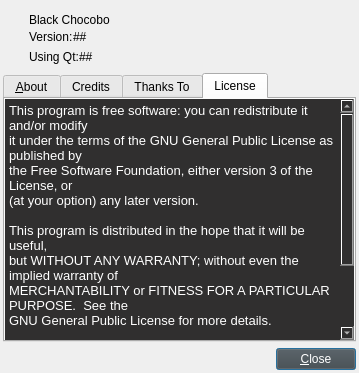
Before: the Qt Designer form about.ui in sithlord48/blackchocobo, drawn with Qt 5.
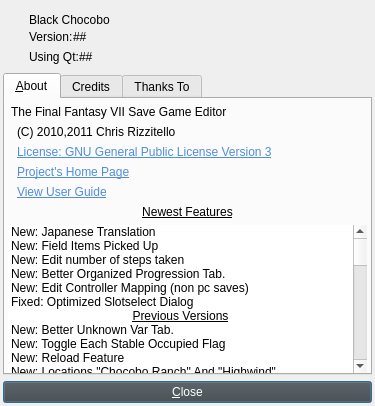
After: the same form once the commit is applied. The open tabs and pages were chosen to show the change. Icons and pictures are not drawn.

Commit message: resized about box slightly , removed redundent lisence tab in about box ,info is shown on the main tab page of the dialog. removed the obsolete translations.

Patch:
```diff
--- a/about.ui
+++ b/about.ui
@@ -9,8 +9,8 @@
    <rect>
     <x>0</x>
     <y>0</y>
-    <width>359</width>
-    <height>373</height>
+    <width>375</width>
+    <height>406</height>
    </rect>
   </property>
   <property name="sizePolicy">
@@ -1703,58 +1703,6 @@
        </item>
       </layout>
      </widget>
-     <widget class="QWidget" name="tab_gpl">
-      <attribute name="title">
-       <string>License</string>
-      </attribute>
-      <layout class="QVBoxLayout" name="verticalLayout_12">
-       <property name="margin">
-        <number>0</number>
-       </property>
-       <item>
-        <widget class="QTextEdit" name="textEdit">
-         <property name="acceptDrops">
-          <bool>false</bool>
-         </property>
-         <property name="styleSheet">
-          <string notr="true">background-color: rgb(48, 47, 47);
-font: 9pt ;color:rgb(255,255,255);</string>
-         </property>
-         <property name="frameShape">
-          <enum>QFrame::NoFrame</enum>
-         </property>
-         <property name="undoRedoEnabled">
-          <bool>false</bool>
-         </property>
-         <property name="readOnly">
-          <bool>true</bool>
-         </property>
-         <property name="html">
-          <string>&lt;!DOCTYPE HTML PUBLIC &quot;-//W3C//DTD HTML 4.0//EN&quot; &quot;http://www.w3.org/TR/REC-html40/strict.dtd&quot;&gt;
-&lt;html&gt;&lt;head&gt;&lt;meta name=&quot;qrichtext&quot; content=&quot;1&quot; /&gt;&lt;style type=&quot;text/css&quot;&gt;
-p, li { white-space: pre-wrap; }
-&lt;/style&gt;&lt;/head&gt;&lt;body style=&quot; font-family:'Ubuntu'; font-size:9pt; font-weight:400; font-style:normal;&quot;&gt;
-&lt;p style=&quot; margin-top:0px; margin-bottom:0px; margin-left:0px; margin-right:0px; -qt-block-indent:0; text-indent:0px;&quot;&gt;&lt;span style=&quot; font-family:'Courier New,courier'; font-size:10pt;&quot;&gt;This program is free software: you can redistribute it and/or modify&lt;/span&gt;&lt;/p&gt;
-&lt;p style=&quot; margin-top:0px; margin-bottom:0px; margin-left:0px; margin-right:0px; -qt-block-indent:0; text-indent:0px;&quot;&gt;&lt;span style=&quot; font-family:'Courier New,courier'; font-size:10pt;&quot;&gt;it under the terms of the GNU General Public License as published by&lt;/span&gt;&lt;/p&gt;
-&lt;p style=&quot; margin-top:0px; margin-bottom:0px; margin-left:0px; margin-right:0px; -qt-block-indent:0; text-indent:0px;&quot;&gt;&lt;span style=&quot; font-family:'Courier New,courier'; font-size:10pt;&quot;&gt;the Free Software Foundation, either version 3 of the License, or&lt;/span&gt;&lt;/p&gt;
-&lt;p style=&quot; margin-top:0px; margin-bottom:0px; margin-left:0px; margin-right:0px; -qt-block-indent:0; text-indent:0px;&quot;&gt;&lt;span style=&quot; font-family:'Courier New,courier'; font-size:10pt;&quot;&gt;(at your option) any later version.&lt;/span&gt;&lt;/p&gt;
-&lt;p style=&quot;-qt-paragraph-type:empty; margin-top:0px; margin-bottom:0px; margin-left:0px; margin-right:0px; -qt-block-indent:0; text-indent:0px; font-family:'Courier New,courier'; font-size:10pt;&quot;&gt;&lt;/p&gt;
-&lt;p style=&quot; margin-top:0px; margin-bottom:0px; margin-left:0px; margin-right:0px; -qt-block-indent:0; text-indent:0px;&quot;&gt;&lt;span style=&quot; font-family:'Courier New,courier'; font-size:10pt;&quot;&gt;This program is distributed in the hope that it will be useful,&lt;/span&gt;&lt;/p&gt;
-&lt;p style=&quot; margin-top:0px; margin-bottom:0px; margin-left:0px; margin-right:0px; -qt-block-indent:0; text-indent:0px;&quot;&gt;&lt;span style=&quot; font-family:'Courier New,courier'; font-size:10pt;&quot;&gt;but WITHOUT ANY WARRANTY; without even the implied warranty of&lt;/span&gt;&lt;/p&gt;
-&lt;p style=&quot; margin-top:0px; margin-bottom:0px; margin-left:0px; margin-right:0px; -qt-block-indent:0; text-indent:0px;&quot;&gt;&lt;span style=&quot; font-family:'Courier New,courier'; font-size:10pt;&quot;&gt;MERCHANTABILITY or FITNESS FOR A PARTICULAR PURPOSE.  See the&lt;/span&gt;&lt;/p&gt;
-&lt;p style=&quot; margin-top:0px; margin-bottom:0px; margin-left:0px; margin-right:0px; -qt-block-indent:0; text-indent:0px;&quot;&gt;&lt;span style=&quot; font-family:'Courier New,courier'; font-size:10pt;&quot;&gt;GNU General Public License for more details.&lt;/span&gt;&lt;/p&gt;
-&lt;p style=&quot;-qt-paragraph-type:empty; margin-top:0px; margin-bottom:0px; margin-left:0px; margin-right:0px; -qt-block-indent:0; text-indent:0px; font-family:'Courier New,courier'; font-size:10pt;&quot;&gt;&lt;/p&gt;
-&lt;p style=&quot; margin-top:0px; margin-bottom:0px; margin-left:0px; margin-right:0px; -qt-block-indent:0; text-indent:0px;&quot;&gt;&lt;span style=&quot; font-family:'Courier New,courier'; font-size:10pt;&quot;&gt;You should have received a copy of the GNU General Public License&lt;/span&gt;&lt;/p&gt;
-&lt;p style=&quot; margin-top:0px; margin-bottom:12px; margin-left:0px; margin-right:0px; -qt-block-indent:0; text-indent:0px;&quot;&gt;&lt;span style=&quot; font-family:'Courier New,courier'; font-size:10pt;&quot;&gt;along with this program.  If not, see &lt;/span&gt;&lt;a href=&quot;http://www.gnu.org/licenses/&quot;&gt;&lt;span style=&quot; font-family:'Courier New,courier'; font-size:10pt; text-decoration: underline; color:#508ed8;&quot;&gt;&amp;lt;http://www.gnu.org/licenses/&amp;gt;&lt;/span&gt;&lt;/a&gt;&lt;span style=&quot; font-family:'Sans Serif'; font-size:10pt;&quot;&gt; &lt;/span&gt;&lt;/p&gt;
-&lt;p style=&quot;-qt-paragraph-type:empty; margin-top:0px; margin-bottom:12px; margin-left:0px; margin-right:0px; -qt-block-indent:0; text-indent:0px; font-family:'Sans Serif'; font-size:10pt; font-weight:600;&quot;&gt;&lt;/p&gt;&lt;/body&gt;&lt;/html&gt;</string>
-         </property>
-         <property name="textInteractionFlags">
-          <set>Qt::LinksAccessibleByKeyboard|Qt::LinksAccessibleByMouse</set>
-         </property>
-        </widget>
-       </item>
-      </layout>
-     </widget>
     </widget>
    </item>
    <item>
@@ -1762,19 +1710,6 @@
      <property name="spacing">
       <number>6</number>
      </property>
-     <item>
-      <spacer name="horizontalSpacer">
-       <property name="orientation">
-        <enum>Qt::Horizontal</enum>
-       </property>
-       <property name="sizeHint" stdset="0">
-        <size>
-         <width>30</width>
-         <height>20</height>
-        </size>
-       </property>
-      </spacer>
-     </item>
      <item>
       <widget class="QPushButton" name="pushButton">
        <property name="minimumSize">
```
Left out of the diff: 26 changed lines with no effect on the pictures. The commit also changes 4 other files.
